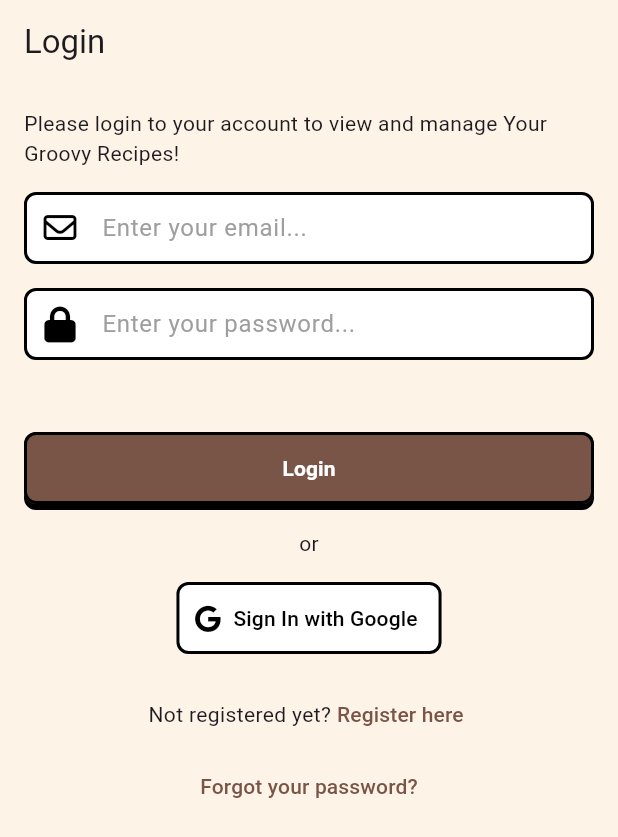
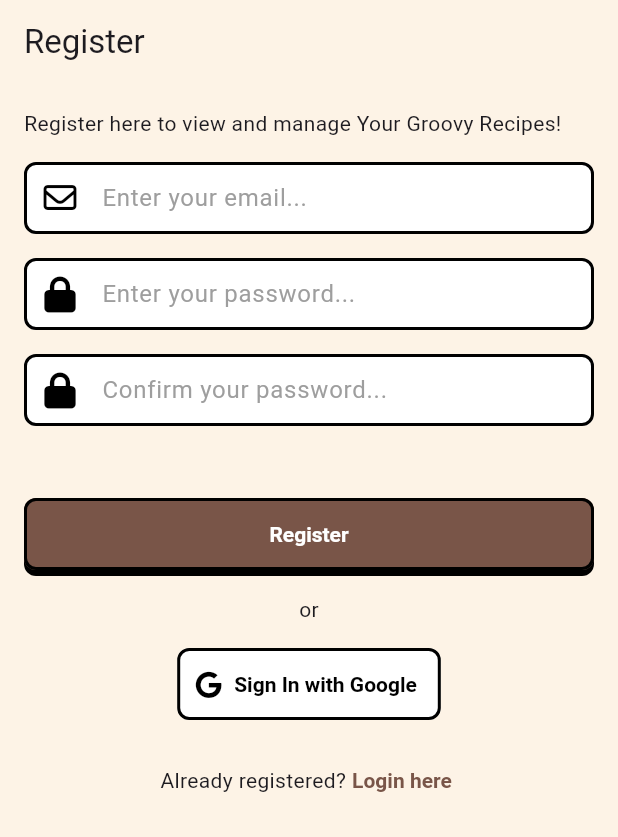
Before and after one commit to kristianskogberg/my-groovy-recipes, a Flutter app: the screen it shows after launch, after a tap on "Register here", on a phone screen of 412 x 824 dp. Shown: the top 837 px of the screen. Run offline on Flutter 3.47's test engine with Material 2 defaults, Android fonts, the phone set to English and light mode, and no system bars; our stand-ins replace firebase_auth, firebase_core, font_awesome_flutter, logger; accounts and stored records are empty; network calls fail.

Commit message:
login and register views communicate with firebase, the app will display MyRecipesView after the user has logged in, and either login or register view if the user is logged out. Also some error handling and folder structures

```diff
--- a/lib/components/email_textfield.dart
+++ /dev/null
@@ -1,23 +0,0 @@
-import 'package:flutter/material.dart';
-import 'package:my_groovy_recipes/components/rounded_textfield.dart';
-import 'package:font_awesome_flutter/font_awesome_flutter.dart';
-
-class EmailTextField extends StatelessWidget {
-  final TextEditingController controller;
-
-  const EmailTextField({super.key, required this.controller});
-
-  @override
-  Widget build(BuildContext context) {
-    return RoundedTextField(
-      hint: "Enter your email...",
-      isEmail: true,
-      controller: controller,
-      icon: const Icon(
-        FontAwesomeIcons.envelope,
-        size: 22,
-        color: Colors.black,
-      ),
-    );
-  }
-}
--- a/lib/components/password_textfield.dart
+++ b/lib/components/textfields/email_textfield.dart
@@ -1,21 +1,21 @@
 import 'package:flutter/material.dart';
+import 'package:my_groovy_recipes/components/textfields/rounded_textfield.dart';
 import 'package:font_awesome_flutter/font_awesome_flutter.dart';
-import 'package:my_groovy_recipes/components/rounded_textfield.dart';
 
-class PasswordTextField extends StatelessWidget {
+class EmailTextField extends StatelessWidget {
   final TextEditingController controller;
 
-  const PasswordTextField({super.key, required this.controller});
+  const EmailTextField({super.key, required this.controller});
 
   @override
   Widget build(BuildContext context) {
     return RoundedTextField(
-      hint: "Enter your password...",
+      hint: "Enter your email...",
+      isEmail: true,
       controller: controller,
-      isPassword: true,
       icon: const Icon(
-        FontAwesomeIcons.lock,
-        size: 24,
+        FontAwesomeIcons.envelope,
+        size: 22,
         color: Colors.black,
       ),
     );
--- /dev/null
+++ b/lib/components/textfields/password_textfield.dart
@@ -0,0 +1,28 @@
+import 'package:flutter/material.dart';
+import 'package:font_awesome_flutter/font_awesome_flutter.dart';
+import 'package:my_groovy_recipes/components/textfields/rounded_textfield.dart';
+
+class PasswordTextField extends StatelessWidget {
+  final TextEditingController controller;
+  final String hintText;
+
+  const PasswordTextField({
+    super.key,
+    required this.controller,
+    required this.hintText,
+  });
+
+  @override
+  Widget build(BuildContext context) {
+    return RoundedTextField(
+      hint: hintText,
+      controller: controller,
+      isPassword: true,
+      icon: const Icon(
+        FontAwesomeIcons.lock,
+        size: 24,
+        color: Colors.black,
+      ),
+    );
+  }
+}
--- a/lib/main.dart
+++ b/lib/main.dart
@@ -1,8 +1,12 @@
 import 'package:flutter/material.dart';
 import 'package:my_groovy_recipes/constants/styling.dart';
-import 'package:my_groovy_recipes/views/login_view.dart';
+import 'package:my_groovy_recipes/views/auth/auth_view.dart';
+import 'firebase_options.dart';
+import 'package:firebase_core/firebase_core.dart';
 
-void main() {
+void main() async {
+  WidgetsFlutterBinding.ensureInitialized();
+  await Firebase.initializeApp(options: DefaultFirebaseOptions.currentPlatform);
   runApp(const MyApp());
 }
 
@@ -22,12 +26,13 @@ class MyApp extends StatelessWidget {
             backgroundColor: const CustomColors().beige,
           ),
           textButtonTheme: TextButtonThemeData(
-              style: TextButton.styleFrom(
-            foregroundColor: Colors.brown,
-          )),
+            style: TextButton.styleFrom(
+                foregroundColor: Colors.brown,
+                textStyle: const TextStyle(fontWeight: FontWeight.bold)),
+          ),
           scaffoldBackgroundColor: const CustomColors().beige),
       debugShowCheckedModeBanner: false,
-      home: const LoginView(),
+      home: const AuthView(),
     );
   }
 }
--- /dev/null
+++ b/lib/views/auth/auth_view.dart
@@ -0,0 +1,28 @@
+import 'package:firebase_auth/firebase_auth.dart';
+import 'package:flutter/material.dart';
+import 'package:my_groovy_recipes/views/auth/login_or_register_view.dart';
+import 'package:my_groovy_recipes/views/recipe/my_recipes_view.dart';
+
+class AuthView extends StatelessWidget {
+  const AuthView({super.key});
+
+  @override
+  Widget build(BuildContext context) {
+    return Scaffold(
+      body: StreamBuilder<User?>(
+        stream: FirebaseAuth.instance.authStateChanges(),
+        builder: (context, snapshot) {
+          // user is logged in
+          if (snapshot.hasData) {
+            return MyRecipesView();
+          }
+
+          // user is not logged in
+          else {
+            return const LoginOrRegisterView();
+          }
+        },
+      ),
+    );
+  }
+}
--- /dev/null
+++ b/lib/views/auth/login_or_register_view.dart
@@ -0,0 +1,35 @@
+import 'package:flutter/material.dart';
+import 'package:my_groovy_recipes/views/auth/login_view.dart';
+import 'package:my_groovy_recipes/views/auth/register_view.dart';
+
+class LoginOrRegisterView extends StatefulWidget {
+  const LoginOrRegisterView({super.key});
+
+  @override
+  State<LoginOrRegisterView> createState() => _LoginOrRegisterViewState();
+}
+
+class _LoginOrRegisterViewState extends State<LoginOrRegisterView> {
+  // show login view by default
+  bool showLoginView = true;
+
+  // toggle between login and register view
+  void toggleViews() {
+    setState(() {
+      showLoginView = !showLoginView;
+    });
+  }
+
+  @override
+  Widget build(BuildContext context) {
+    if (showLoginView) {
+      return LoginView(
+        onPressed: toggleViews,
+      );
+    } else {
+      return RegisterView(
+        onPressed: toggleViews,
+      );
+    }
+  }
+}
--- /dev/null
+++ b/lib/views/auth/login_view.dart
@@ -0,0 +1,188 @@
+import 'package:firebase_auth/firebase_auth.dart';
+import 'package:flutter/material.dart';
+import 'package:font_awesome_flutter/font_awesome_flutter.dart';
+import 'package:logger/logger.dart';
+import 'package:my_groovy_recipes/components/textfields/email_textfield.dart';
+import 'package:my_groovy_recipes/components/buttons/full_width_textbutton.dart';
+import 'package:my_groovy_recipes/components/textfields/password_textfield.dart';
+import 'package:my_groovy_recipes/components/buttons/rounded_textbutton_icon.dart';
+import 'package:my_groovy_recipes/constants/styling.dart';
+import 'package:my_groovy_recipes/utils/error_dialog.dart';
+
+class LoginView extends StatefulWidget {
+  final Function()? onPressed;
+  const LoginView({super.key, required this.onPressed});
+
+  @override
+  State<LoginView> createState() => _LoginViewState();
+}
+
+class _LoginViewState extends State<LoginView> {
+  late final TextEditingController _emailController;
+  late final TextEditingController _passwordController;
+
+  @override
+  void initState() {
+    _emailController = TextEditingController();
+    _passwordController = TextEditingController();
+    super.initState();
+  }
+
+  @override
+  void dispose() {
+    _emailController.dispose();
+    _passwordController.dispose();
+    super.dispose();
+  }
+
+// sign the user in with email and password
+  void signInWithEmailAndPassword() async {
+    // show loading animation
+    showDialog(
+      context: context,
+      builder: (context) {
+        return const Center(
+          child: CircularProgressIndicator(),
+        );
+      },
+    );
+
+    try {
+      // try to sign the user in
+      await FirebaseAuth.instance.signInWithEmailAndPassword(
+        email: _emailController.text,
+        password: _passwordController.text,
+      );
+      // dismiss loading animation
+      if (context.mounted) Navigator.pop(context);
+    } on FirebaseAuthException catch (e) {
+      // error occured
+      // dismiss loading animation
+      if (context.mounted) Navigator.pop(context);
+      if (e.code == 'user-not-found') {
+        // show error dialog
+        showErrorDialog(context: context, message: "Wrong credentials");
+      } else if (e.code == 'wrong-password') {
+        // show error dialog
+        showErrorDialog(context: context, message: "Wrong credentials");
+      } else if (e.code == 'invalid-email') {
+        // show error dialog
+        showErrorDialog(context: context, message: "Invalid email address");
+      }
+    } catch (e) {
+      // error occured
+      // dismiss loading animation
+      if (context.mounted) Navigator.pop(context);
+      Logger().e(e);
+    }
+  }
+
+  @override
+  Widget build(BuildContext context) {
+    return Scaffold(
+      appBar: AppBar(
+        title: const Text("Login"),
+        backgroundColor: const CustomColors().beige,
+      ),
+      body: Padding(
+        padding:
+            const EdgeInsets.only(right: defaultPadding, left: defaultPadding),
+        child: SingleChildScrollView(
+          physics: const BouncingScrollPhysics(),
+          child: Column(
+            crossAxisAlignment: CrossAxisAlignment.start,
+            children: [
+              // text
+              Container(
+                margin: const EdgeInsets.only(top: defaultPadding),
+                child: const Text(
+                    "Please login to your account to view and manage Your Groovy Recipes!"),
+              ),
+
+              const SizedBox(
+                height: defaultPadding,
+              ),
+
+              // email field
+              EmailTextField(controller: _emailController),
+              const SizedBox(
+                height: defaultPadding,
+              ),
+
+              // password field
+              PasswordTextField(
+                controller: _passwordController,
+                hintText: "Enter your password...",
+              ),
+              const SizedBox(
+                height: largePadding,
+              ),
+
+              // login button
+              FullWidthTextButton(
+                  onPressed: () async {
+                    // dismiss keyboard
+                    FocusManager.instance.primaryFocus?.unfocus();
+
+                    signInWithEmailAndPassword();
+                  },
+                  text: "Login"),
+
+              const SizedBox(
+                height: defaultPadding,
+              ),
+              const Center(child: Text("or")),
+              const SizedBox(
+                height: defaultPadding,
+              ),
+
+              // google sign in button
+              Row(
+                mainAxisAlignment: MainAxisAlignment.center,
+                children: [
+                  RoundedTextIconButton(
+                    onPressed: () {
+                      // dismiss keyboard
+                      FocusManager.instance.primaryFocus?.unfocus();
+                    },
+                    color: Colors.white,
+                    text: "Sign In with Google",
+                    icon: const Icon(
+                      FontAwesomeIcons.google,
+                      color: Colors.black,
+                    ),
+                  ),
+                ],
+              ),
+
+              const SizedBox(
+                height: defaultPadding,
+              ),
+
+              // register button
+              Row(
+                mainAxisAlignment: MainAxisAlignment.center,
+                children: [
+                  const Text("Not registered yet?"),
+                  TextButton(
+                      style: TextButton.styleFrom(
+                        padding: const EdgeInsets.all(defaultSmallPadding),
+                      ),
+                      onPressed: widget.onPressed,
+                      child: const Text("Register here")),
+                ],
+              ),
+
+              // forgot password button
+              Center(
+                child: TextButton(
+                    onPressed: () {},
+                    child: const Text("Forgot your password?")),
+              ),
+            ],
+          ),
+        ),
+      ),
+    );
+  }
+}
--- /dev/null
+++ b/lib/views/auth/register_view.dart
@@ -0,0 +1,197 @@
+import 'package:firebase_auth/firebase_auth.dart';
+import 'package:flutter/material.dart';
+import 'package:font_awesome_flutter/font_awesome_flutter.dart';
+import 'package:logger/logger.dart';
+import 'package:my_groovy_recipes/components/textfields/email_textfield.dart';
+import 'package:my_groovy_recipes/components/buttons/full_width_textbutton.dart';
+import 'package:my_groovy_recipes/components/textfields/password_textfield.dart';
+import 'package:my_groovy_recipes/components/buttons/rounded_textbutton_icon.dart';
+import 'package:my_groovy_recipes/constants/styling.dart';
+import 'package:my_groovy_recipes/utils/error_dialog.dart';
+
+class RegisterView extends StatefulWidget {
+  final Function()? onPressed;
+  const RegisterView({super.key, required this.onPressed});
+
+  @override
+  State<RegisterView> createState() => _RegisterViewState();
+}
+
+class _RegisterViewState extends State<RegisterView> {
+  late final TextEditingController _emailController;
+  late final TextEditingController _passwordController;
+  late final TextEditingController _passwordConfirmController;
+
+  @override
+  void initState() {
+    _emailController = TextEditingController();
+    _passwordController = TextEditingController();
+    _passwordConfirmController = TextEditingController();
+    super.initState();
+  }
+
+  @override
+  void dispose() {
+    _emailController.dispose();
+    _passwordController.dispose();
+    super.dispose();
+  }
+
+// sign the user up with email and password
+  void signUp() async {
+    try {
+      if (_passwordController.text != _passwordConfirmController.text) {
+        // passwords do not match
+        showErrorDialog(context: context, message: "Passwords don't match");
+        return;
+      }
+
+      // show loading animation
+      showDialog(
+        context: context,
+        builder: (context) {
+          return const Center(
+            child: CircularProgressIndicator(),
+          );
+        },
+      );
+
+      // try to register the user
+      await FirebaseAuth.instance.createUserWithEmailAndPassword(
+        email: _emailController.text,
+        password: _passwordController.text,
+      );
+      // dismiss loading animation
+      if (context.mounted) Navigator.pop(context);
+    } on FirebaseAuthException catch (e) {
+      // error occured
+      // dismiss loading animation
+      if (context.mounted) Navigator.pop(context);
+      if (e.code == 'invalid-email') {
+        // show error dialog
+        showErrorDialog(context: context, message: "Invalid email");
+      } else if (e.code == "weak-password") {
+        // show error dialog
+        showErrorDialog(context: context, message: "Weak password");
+      } else if (e.code == 'email-already-in-use') {
+        // show error dialog
+        showErrorDialog(context: context, message: "Email is already in use");
+      }
+    } catch (e) {
+      // error occured
+      // dismiss loading animation
+      if (context.mounted) Navigator.pop(context);
+      Logger().e(e);
+    }
+  }
+
+  @override
+  Widget build(BuildContext context) {
+    return Scaffold(
+      appBar: AppBar(
+        title: const Text("Register"),
+        backgroundColor: const CustomColors().beige,
+      ),
+      body: Padding(
+        padding:
+            const EdgeInsets.only(right: defaultPadding, left: defaultPadding),
+        child: SingleChildScrollView(
+          physics: const BouncingScrollPhysics(),
+          child: Column(
+            crossAxisAlignment: CrossAxisAlignment.start,
+            children: [
+              // text
+              Container(
+                margin: const EdgeInsets.only(top: defaultPadding),
+                child: const Text(
+                    "Register here to view and manage Your Groovy Recipes!"),
+              ),
+
+              const SizedBox(
+                height: defaultPadding,
+              ),
+
+              // email field
+              EmailTextField(controller: _emailController),
+              const SizedBox(
+                height: defaultPadding,
+              ),
+
+              // password field
+              PasswordTextField(
+                controller: _passwordController,
+                hintText: "Enter your password...",
+              ),
+
+              const SizedBox(
+                height: defaultPadding,
+              ),
+
+              // confirm password field
+              PasswordTextField(
+                controller: _passwordConfirmController,
+                hintText: "Confirm your password...",
+              ),
+              const SizedBox(
+                height: largePadding,
+              ),
+
+              // register button
+              FullWidthTextButton(
+                  onPressed: () async {
+                    // dismiss keyboard
+                    FocusManager.instance.primaryFocus?.unfocus();
+
+                    signUp();
+                  },
+                  text: "Register"),
+
+              const SizedBox(
+                height: defaultPadding,
+              ),
+              const Center(child: Text("or")),
+              const SizedBox(
+                height: defaultPadding,
+              ),
+
+              // google sign in button
+              Row(
+                mainAxisAlignment: MainAxisAlignment.center,
+                children: [
+                  RoundedTextIconButton(
+                      onPressed: () {
+                        // dismiss keyboard
+                        FocusManager.instance.primaryFocus?.unfocus();
+                      },
+                      color: Colors.white,
+                      text: "Sign In with Google",
+                      icon: const Icon(
+                        FontAwesomeIcons.google,
+                        color: Colors.black,
+                      )),
+                ],
+              ),
+              const SizedBox(
+                height: defaultPadding,
+              ),
+
+              // login here
+              Row(
+                mainAxisAlignment: MainAxisAlignment.center,
+                children: [
+                  const Text("Already registered?"),
+                  TextButton(
+                      style: TextButton.styleFrom(
+                        padding: const EdgeInsets.all(defaultSmallPadding),
+                      ),
+                      onPressed: widget.onPressed,
+                      child: const Text("Login here")),
+                ],
+              ),
+            ],
+          ),
+        ),
+      ),
+    );
+  }
+}
--- a/lib/views/login_view.dart
+++ /dev/null
@@ -1,132 +0,0 @@
-import 'package:flutter/material.dart';
-import 'package:font_awesome_flutter/font_awesome_flutter.dart';
-import 'package:my_groovy_recipes/components/email_textfield.dart';
-import 'package:my_groovy_recipes/components/full_width_textbutton.dart';
-import 'package:my_groovy_recipes/components/password_textfield.dart';
-import 'package:my_groovy_recipes/components/rounded_textbutton_icon.dart';
-import 'package:my_groovy_recipes/constants/styling.dart';
-
-class LoginView extends StatefulWidget {
-  const LoginView({super.key});
-
-  @override
-  State<LoginView> createState() => _LoginViewState();
-}
-
-class _LoginViewState extends State<LoginView> {
-  late final TextEditingController _emailController;
-  late final TextEditingController _passwordController;
-
-  @override
-  void initState() {
-    _emailController = TextEditingController();
-    _passwordController = TextEditingController();
-    super.initState();
-  }
-
-  @override
-  void dispose() {
-    _emailController.dispose();
-    _passwordController.dispose();
-    super.dispose();
-  }
-
-  @override
-  Widget build(BuildContext context) {
-    return Scaffold(
-      appBar: AppBar(
-        title: const Text("Login"),
-        backgroundColor: const CustomColors().beige,
-      ),
-      body: Padding(
-        padding:
-            const EdgeInsets.only(right: defaultPadding, left: defaultPadding),
-        child: Column(
-          //physics: const BouncingScrollPhysics(),
-          children: [
-            // text
-            Container(
-              margin: const EdgeInsets.only(top: defaultPadding),
-              child: const Text(
-                  "Please login to your account to view and manage Your Groovy Recipes!"),
-            ),
-
-            const SizedBox(
-              height: defaultPadding,
-            ),
-
-            // email field
-            EmailTextField(controller: _emailController),
-            const SizedBox(
-              height: defaultPadding,
-            ),
-
-            // password field
-            PasswordTextField(controller: _passwordController),
-            const SizedBox(
-              height: largePadding,
-            ),
-
-            // login button
-            FullWidthTextButton(
-                onPressed: () async {
-                  // dismiss keyboard
-                  FocusManager.instance.primaryFocus?.unfocus();
-                  final email = _emailController.text;
-                  final password = _passwordController.text;
-                },
-                text: "Login"),
-
-            const SizedBox(
-              height: defaultPadding,
-            ),
-            const Center(child: Text("or")),
-            const SizedBox(
-              height: defaultPadding,
-            ),
-
-            // google sign in button
-            Row(
-              mainAxisAlignment: MainAxisAlignment.center,
-              children: [
-                RoundedTextIconButton(
-                    onPressed: () {
-                      // dismiss keyboard
-                      FocusManager.instance.primaryFocus?.unfocus();
-                    },
-                    color: Colors.white,
-                    text: "Sign In with Google",
-                    icon: const Icon(
-                      FontAwesomeIcons.google,
-                      color: Colors.black,
-                    )),
-              ],
-            ),
-
-            const SizedBox(
-              height: defaultPadding,
-            ),
-
-            // register button
-            Row(
-              mainAxisAlignment: MainAxisAlignment.center,
-              children: [
-                const Text("Not registered yet?"),
-                TextButton(
-                    style: TextButton.styleFrom(
-                      padding: const EdgeInsets.all(defaultSmallPadding),
-                    ),
-                    onPressed: () {},
-                    child: const Text("Register here")),
-              ],
-            ),
-
-            // forgot password button
-            TextButton(
-                onPressed: () {}, child: const Text("Forgot your password?")),
-          ],
-        ),
-      ),
-    );
-  }
-}
--- a/pubspec.yaml
+++ b/pubspec.yaml
@@ -36,6 +36,9 @@ dependencies:
   # Use with the CupertinoIcons class for iOS style icons.
   cupertino_icons: ^1.0.2
   font_awesome_flutter: ^10.5.0
+  firebase_core: ^2.15.0
+  firebase_auth: ^4.7.0
+  logger: ^1.4.0
 
 dev_dependencies:
   flutter_test:
```
Also changed, not shown: lib/utils/error_dialog.dart (added, +12 -0 lines), lib/views/recipe/my_recipes_view.dart (added, +33 -0 lines), lib/components/buttons/full_width_textbutton.dart (renamed from lib/components/full_width_textbutton.dart), lib/components/buttons/rounded_textbutton_icon.dart (renamed from lib/components/rounded_textbutton_icon.dart), lib/components/misc/checkbox.dart (renamed from lib/components/checkbox.dart), lib/components/textfields/rounded_textfield.dart (renamed from lib/components/rounded_textfield.dart), lib/components/titles/heading.dart (renamed from lib/components/heading.dart), lib/components/titles/subheading.dart (renamed from lib/components/subheading.dart), lib/firebase_options.dart (added), pubspec.lock, 8 other files.
